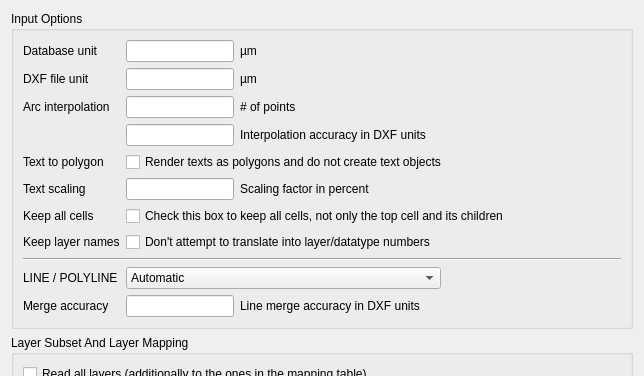
This is eda-klayout/src/plugins/streamers/dxf/lay_plugin/DXFReaderOptionPage.ui in tolgauye/GMOS as Qt 5 draws it before an edit; both pictures show x 0 to 644 and y 0 to 376 of the 644 by 629 pixel window. The edited form follows.
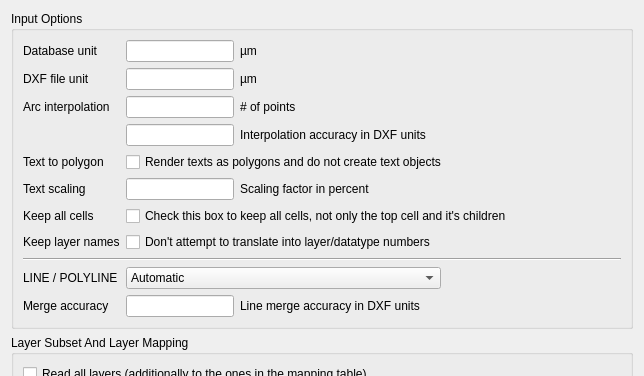
This is the edited form. Custom widgets are drawn as their Qt base class.

Patch:
```diff
--- a/eda-klayout/src/plugins/streamers/dxf/lay_plugin/DXFReaderOptionPage.ui
+++ b/eda-klayout/src/plugins/streamers/dxf/lay_plugin/DXFReaderOptionPage.ui
@@ -266,7 +266,7 @@
       <item row="6" column="1" colspan="3">
        <widget class="QCheckBox" name="keep_other_cells_cbx">
         <property name="text">
-         <string>Check this box to keep all cells, not only the top cell and its children</string>
+         <string>Check this box to keep all cells, not only the top cell and it's children</string>
         </property>
        </widget>
       </item>
```
